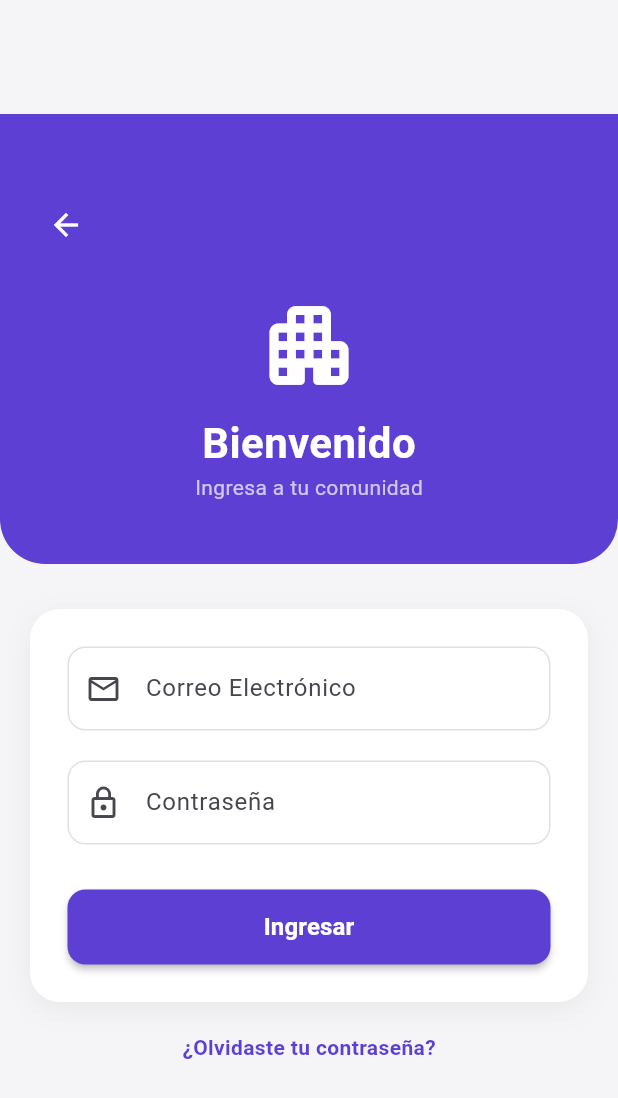
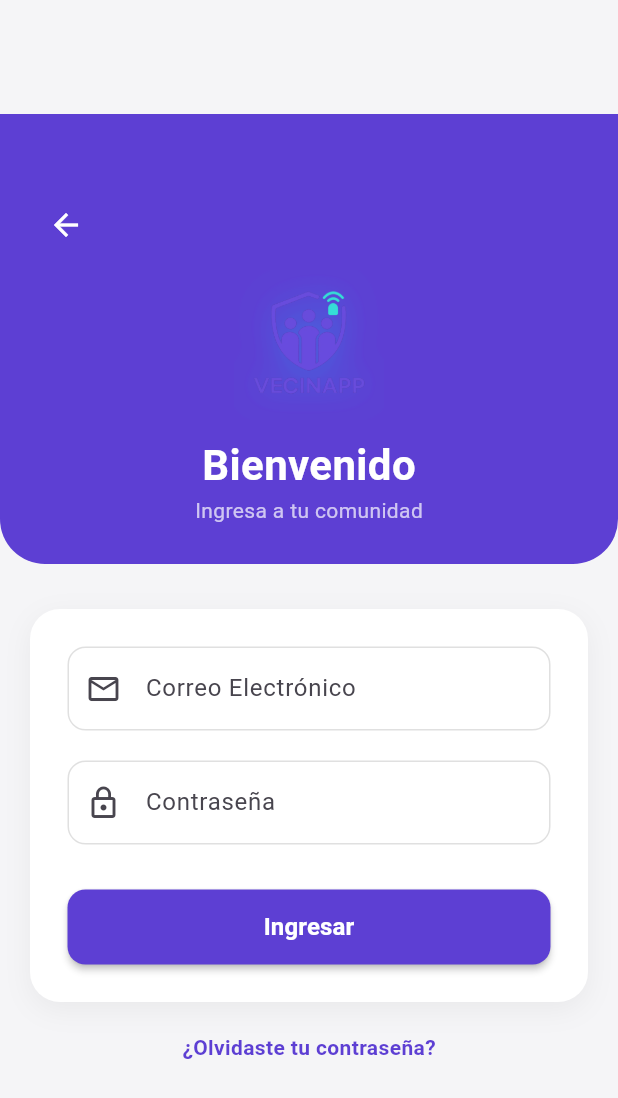
Before and after one commit to KingDmnT/ProyectoCapston, a Flutter app: the screen it shows after launch, on a phone screen of 412 x 824 dp. Shown: the top 1098 px of the screen. Run offline on Flutter 3.47's test engine with Material 3 defaults, Android fonts, the phone set to English and light mode, and no system bars; our stand-ins replace carousel_slider, cloud_firestore, file_picker, firebase_auth, firebase_core, flutter_dotenv and 7 more; missing offline and left inert: excel, mobile_scanner; accounts and stored records are empty.

Commit message:
refactor(frontend): limpiar título duplicado en login web
Eliminado texto 'VecinApp' duplicado que aparecía sobre el logo en versión web

```diff
--- a/vecinapp/frontend/lib/shared/screens/login_screen.dart
+++ b/vecinapp/frontend/lib/shared/screens/login_screen.dart
@@ -111,7 +111,7 @@ class _LoginScreenState extends State<LoginScreen> {
                           ),
                         ),
                         const Spacer(),
-                        const Icon(Icons.apartment_rounded, size: 70, color: Colors.white),
+                        Image.asset('assets/images/Logo.png', height: 100, width: 100),
                         const SizedBox(height: 10),
                         const Text(
                           "Bienvenido",
@@ -135,16 +135,8 @@ class _LoginScreenState extends State<LoginScreen> {
                 if (isWeb) ...[
                   // HEADER PARA WEB
                   const SizedBox(height: 40),
-                  const Icon(Icons.apartment_rounded, size: 80, color: AppColors.primary),
+                  Image.asset('assets/images/Logo.png', height: 120, width: 120),
                   const SizedBox(height: 20),
-                  const Text(
-                    "VecinApp",
-                    style: TextStyle(
-                      fontSize: 32,
-                      fontWeight: FontWeight.bold,
-                      color: AppColors.primary,
-                    ),
-                  ),
                   const SizedBox(height: 8),
                   const Text(
                     "Ingresa a tu comunidad",
```
